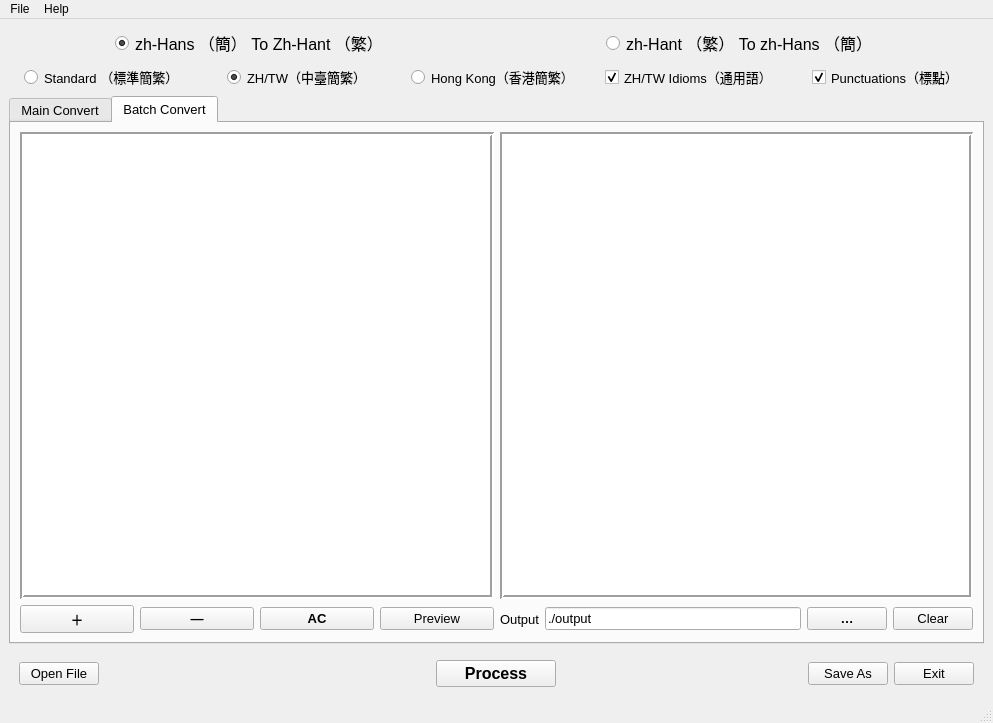
laisuk/ZhoConvertPyQtW, file form.ui: the form before one commit.
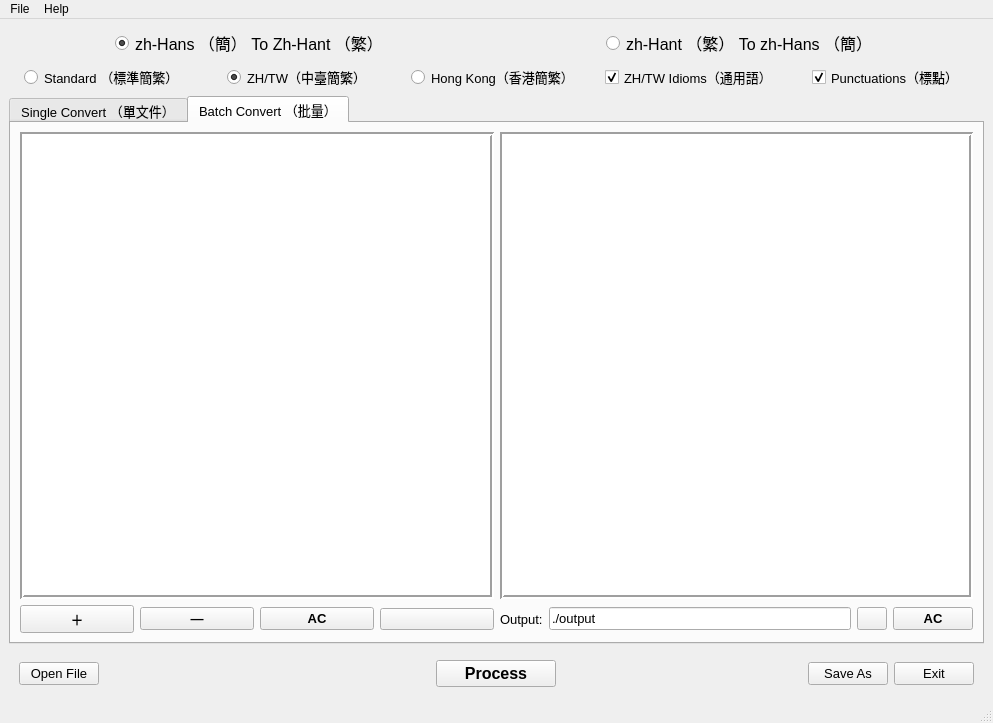
The form after the commit. The open tabs and pages were chosen to show the change. Icons and pictures are not drawn. Custom widgets are drawn as their Qt base class.

What changed in the file:
```diff
--- a/form.ui
+++ b/form.ui
@@ -162,7 +162,7 @@
         </property>
         <widget class="QWidget" name="tab_main">
          <attribute name="title">
-          <string>Main Convert</string>
+          <string>Single Convert （單文件）</string>
          </attribute>
          <layout class="QVBoxLayout" name="verticalLayout_2">
           <item>
@@ -418,7 +418,7 @@
         </widget>
         <widget class="QWidget" name="tab_batch">
          <attribute name="title">
-          <string>Batch Convert</string>
+          <string>Batch Convert （批量）</string>
          </attribute>
          <layout class="QVBoxLayout" name="verticalLayout">
           <item>
@@ -527,13 +527,16 @@
                <widget class="QPushButton" name="btnPreview">
                 <property name="font">
                  <font>
-                  <pointsize>10</pointsize>
-                  <weight>50</weight>
+                  <pointsize>9</pointsize>
                   <bold>false</bold>
                  </font>
                 </property>
                 <property name="text">
-                 <string>Preview</string>
+                 <string/>
+                </property>
+                <property name="icon">
+                 <iconset resource="resource.qrc">
+                  <normaloff>:/images/resource/icons8-preview-48.png</normaloff>:/images/resource/icons8-preview-48.png</iconset>
                 </property>
                </widget>
               </item>
@@ -555,7 +558,13 @@
                  </font>
                 </property>
                 <property name="text">
-                 <string>Output</string>
+                 <string>Output:</string>
+                </property>
+                <property name="alignment">
+                 <set>Qt::AlignLeading|Qt::AlignLeft|Qt::AlignVCenter</set>
+                </property>
+                <property name="margin">
+                 <number>1</number>
                 </property>
                </widget>
               </item>
@@ -574,15 +583,24 @@
                   <verstretch>0</verstretch>
                  </sizepolicy>
                 </property>
+                <property name="maximumSize">
+                 <size>
+                  <width>30</width>
+                  <height>16777215</height>
+                 </size>
+                </property>
                 <property name="font">
                  <font>
                   <pointsize>10</pointsize>
-                  <weight>75</weight>
                   <bold>true</bold>
                  </font>
                 </property>
                 <property name="text">
-                 <string>…</string>
+                 <string/>
+                </property>
+                <property name="icon">
+                 <iconset resource="resource.qrc">
+                  <normaloff>:/images/resource/icons8-folder-64.png</normaloff>:/images/resource/icons8-folder-64.png</iconset>
                 </property>
                </widget>
               </item>
@@ -594,8 +612,14 @@
                   <verstretch>0</verstretch>
                  </sizepolicy>
                 </property>
+                <property name="font">
+                 <font>
+                  <pointsize>10</pointsize>
+                  <bold>true</bold>
+                 </font>
+                </property>
                 <property name="text">
-                 <string>Clear</string>
+                 <string>AC</string>
                 </property>
                </widget>
               </item>
```
Left out of the diff: 58 changed lines with no effect on the pictures.
